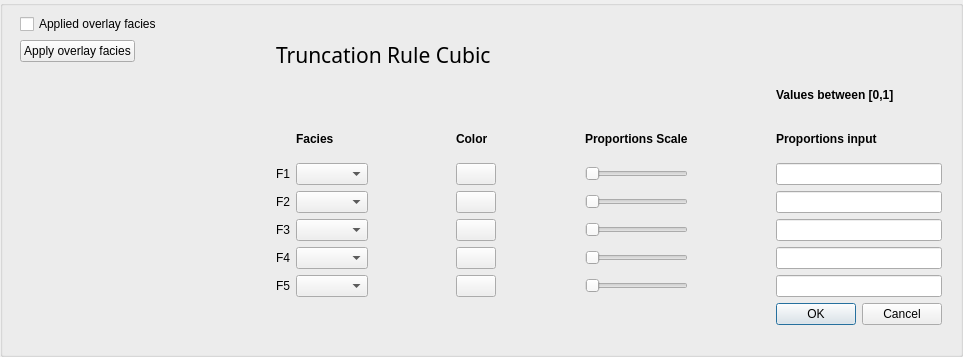
Old version of the form ui/TruncRuleTypeA.ui in the repository equinor/APS-Facies.
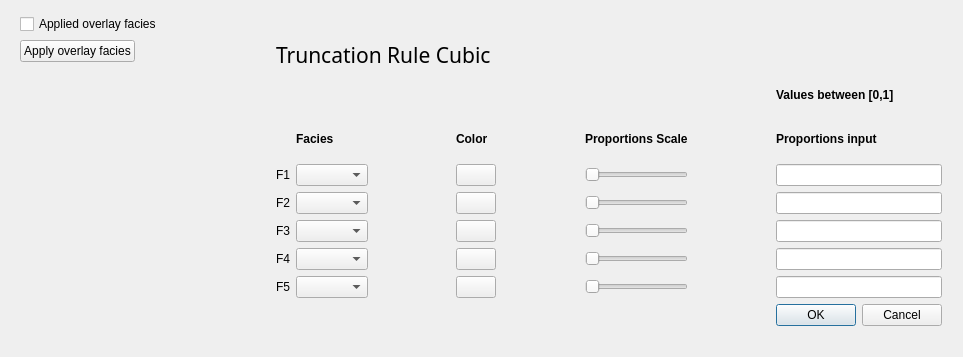
New version of the form. Custom widgets are drawn as their Qt base class.

Commit message: chore: KDE dependencies are removed, along with uncessercary designs

Patch:
```diff
--- a/ui/TruncRuleTypeA.ui
+++ b/ui/TruncRuleTypeA.ui
@@ -1,7 +1,7 @@
 <?xml version="1.0" encoding="UTF-8"?>
 <ui version="4.0">
- <class>QtPlotAreaTruncRule_kplotwidget</class>
- <widget class="KButtonGroup" name="QtPlotAreaTruncRule_kplotwidget">
+ <class>QtPlotAreaTruncRuleTypeA</class>
+ <widget class="QWidget" name="QtPlotAreaTruncRuleTypeA">
   <property name="geometry">
    <rect>
     <x>0</x>
@@ -19,12 +19,12 @@
      <x>20</x>
      <y>14</y>
      <width>922</width>
-     <height>311</height>
+     <height>312</height>
     </rect>
    </property>
    <layout class="QFormLayout" name="formLayout">
     <item row="1" column="0">
-     <widget class="KIconButton" name="Icon_TruncationRuleCubic_kiconbutton">
+     <widget class="QPushButton" name="Icon_TruncationRuleCubic_qpushbutton">
       <property name="text">
        <string>Apply overlay facies</string>
       </property>
@@ -45,30 +45,6 @@
       </property>
      </widget>
     </item>
-    <item row="2" column="0">
-     <widget class="KPlotWidget" name="TruncationRuleCubic_kplotwidget">
-      <property name="minimumSize">
-       <size>
-        <width>250</width>
-        <height>250</height>
-       </size>
-      </property>
-      <property name="backgroundColor" stdset="0">
-       <color>
-        <red>255</red>
-        <green>255</green>
-        <blue>255</blue>
-       </color>
-      </property>
-      <property name="foregroundColor" stdset="0">
-       <color>
-        <red>0</red>
-        <green>0</green>
-        <blue>0</blue>
-       </color>
-      </property>
-     </widget>
-    </item>
     <item row="2" column="1">
      <layout class="QGridLayout" name="gridLayout">
       <item row="2" column="0">
@@ -79,7 +55,7 @@
        </widget>
       </item>
       <item row="2" column="1">
-       <widget class="KComboBox" name="F1_kcombobox"/>
+       <widget class="QComboBox" name="F1_qcombobox"/>
       </item>
       <item row="2" column="2">
        <spacer name="horizontalSpacer_4">
@@ -138,7 +114,7 @@
        </widget>
       </item>
       <item row="3" column="1">
-       <widget class="KComboBox" name="F2_kcombobox"/>
+       <widget class="QComboBox" name="F2_qcombobox"/>
       </item>
       <item row="3" column="2">
        <spacer name="horizontalSpacer_7">
@@ -197,7 +173,7 @@
        </widget>
       </item>
       <item row="4" column="1">
-       <widget class="KComboBox" name="F3_kcombobox"/>
+       <widget class="QComboBox" name="F3_qcombobox"/>
       </item>
       <item row="4" column="2">
        <spacer name="horizontalSpacer_10">
@@ -256,7 +232,7 @@
        </widget>
       </item>
       <item row="5" column="1">
-       <widget class="KComboBox" name="F4_kcombobox"/>
+       <widget class="QComboBox" name="F4_qcombobox"/>
       </item>
       <item row="5" column="2">
        <spacer name="horizontalSpacer_13">
@@ -315,7 +291,7 @@
        </widget>
       </item>
       <item row="6" column="1">
-       <widget class="KComboBox" name="F5_kcombobox"/>
+       <widget class="QComboBox" name="F5_qcombobox"/>
       </item>
       <item row="6" column="2">
        <spacer name="horizontalSpacer_16">
@@ -487,19 +463,19 @@
        </widget>
       </item>
       <item row="2" column="3">
-       <widget class="KColorButton" name="F1_kcolorbutton"/>
+       <widget class="QPushButton" name="F1_colorbutton"/>
       </item>
       <item row="3" column="3">
-       <widget class="KColorButton" name="F2_kcolorbutton"/>
+       <widget class="QPushButton" name="F2_colorbutton"/>
       </item>
       <item row="4" column="3">
-       <widget class="KColorButton" name="F3_kcolorbutton"/>
+       <widget class="QPushButton" name="F3_colorbutton"/>
       </item>
       <item row="5" column="3">
-       <widget class="KColorButton" name="F4_kcolorbutton"/>
+       <widget class="QPushButton" name="F4_colorbutton"/>
       </item>
       <item row="6" column="3">
-       <widget class="KColorButton" name="F5_kcolorbutton"/>
+       <widget class="QPushButton" name="F5_colorbutton"/>
       </item>
      </layout>
     </item>
@@ -510,37 +486,26 @@
       </property>
      </widget>
     </item>
+    <item row="2" column="0">
+     <widget class="QCustomplot" name="TruncationRuleCubic_kplotwidget" native="true">
+      <property name="minimumSize">
+       <size>
+        <width>250</width>
+        <height>250</height>
+       </size>
+      </property>
+     </widget>
+    </item>
    </layout>
   </widget>
  </widget>
  <customwidgets>
   <customwidget>
-   <class>KPlotWidget</class>
-   <extends>QFrame</extends>
-   <header>kplotwidget.h</header>
+   <class>QCustomplot</class>
+   <extends>QWidget</extends>
+   <header>qcustomplot.h</header>
    <container>1</container>
   </customwidget>
-  <customwidget>
-   <class>KComboBox</class>
-   <extends>QComboBox</extends>
-   <header>kcombobox.h</header>
-  </customwidget>
-  <customwidget>
-   <class>KIconButton</class>
-   <extends>QPushButton</extends>
-   <header>kicondialog.h</header>
-  </customwidget>
-  <customwidget>
-   <class>KButtonGroup</class>
-   <extends>QGroupBox</extends>
-   <header>kbuttongroup.h</header>
-   <container>1</container>
-  </customwidget>
-  <customwidget>
-   <class>KColorButton</class>
-   <extends>QPushButton</extends>
-   <header>kcolorbutton.h</header>
-  </customwidget>
  </customwidgets>
  <resources/>
  <connections/>
```
The commit also changes 6 other files.
